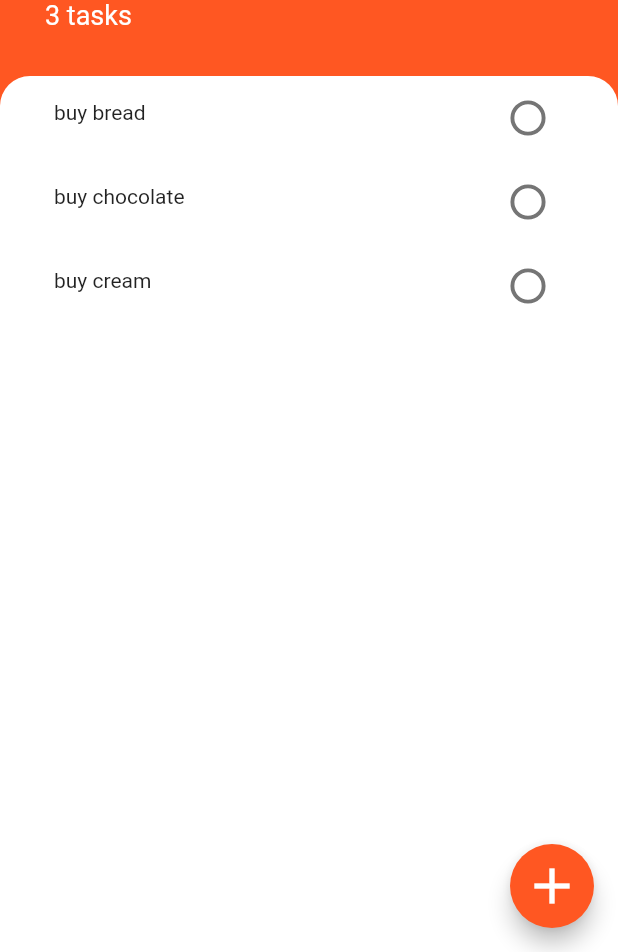
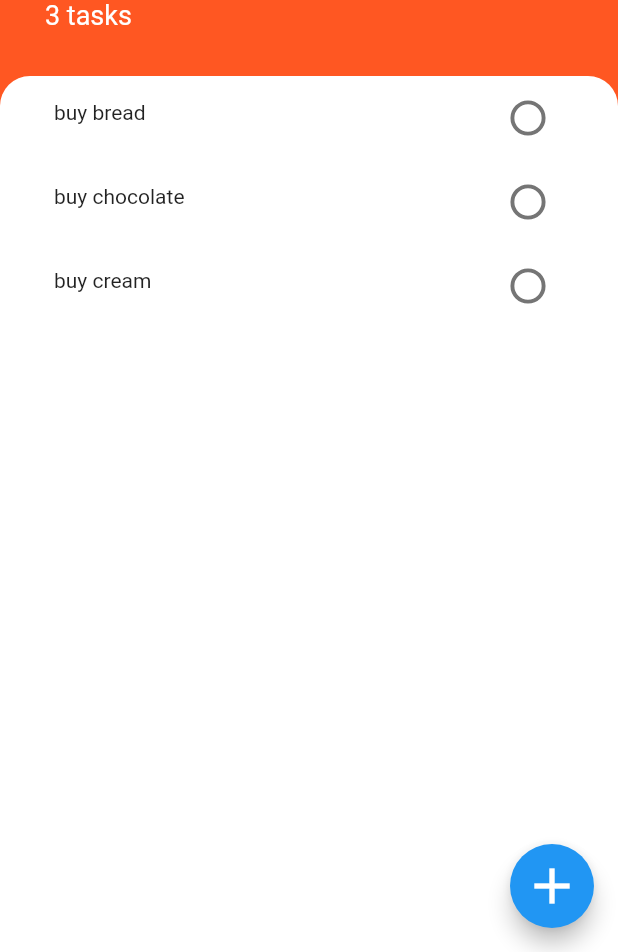
Before and after one commit to abhishek5239/Flutter_Todoey_app, a Flutter app: the screen it shows after launch, on a phone screen of 412 x 824 dp, the part 284-1236 px from its top. Run offline on Flutter 3.47's test engine with Material 2 defaults, Android fonts, the phone set to English and light mode, and no system bars.

Commit message:
changed color to blue

```diff
--- a/lib/screens/tasks_screen.dart
+++ b/lib/screens/tasks_screen.dart
@@ -41,7 +41,7 @@ class TasksScreen extends StatelessWidget {
                     }),
                   )));
         },
-        backgroundColor: Colors.deepOrange,
+        backgroundColor: Colors.blue,
         child: Icon(
           Icons.add,
           size: 40,
```
